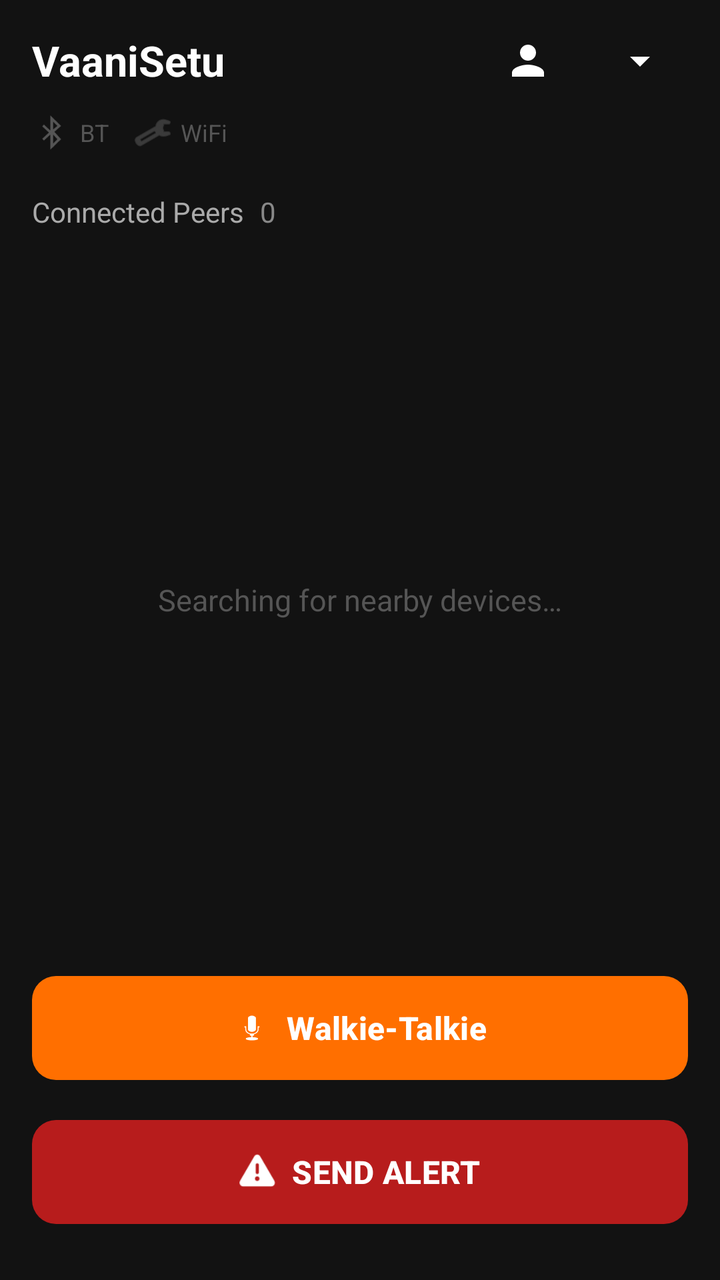
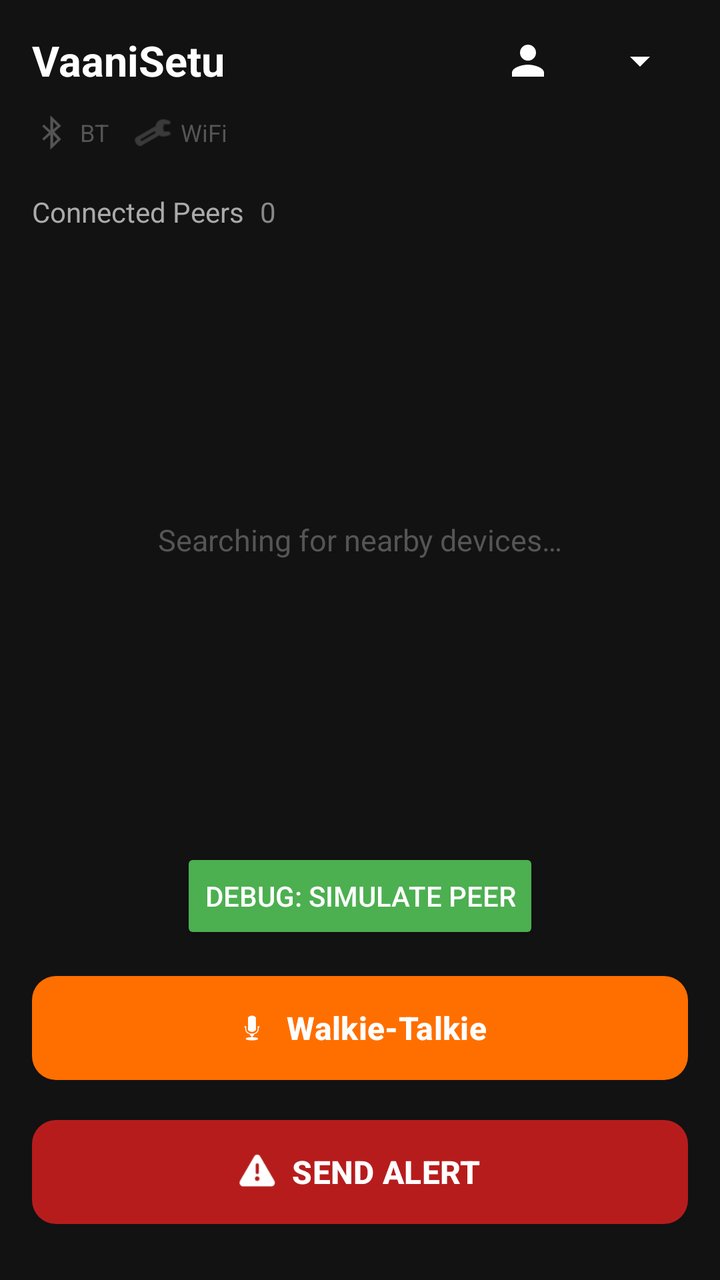

Screens rendered from an Android XML layout before and after an edit, with the pre-edit source and the edit as a unified diff.
<!-- AndroidManifest.xml: activity theme Theme.VaaniSetu -->
<!-- res/layout/activity_home.xml -->
<?xml version="1.0" encoding="utf-8"?>
<androidx.constraintlayout.widget.ConstraintLayout
    xmlns:android="http://schemas.android.com/apk/res/android"
    xmlns:app="http://schemas.android.com/apk/res-auto"
    xmlns:tools="http://schemas.android.com/tools"
    android:id="@+id/homeRoot"
    android:layout_width="match_parent"
    android:layout_height="match_parent"
    android:background="#121212"
    tools:context=".HomeActivity">

    
    <TextView
        android:id="@+id/homeTitle"
        android:layout_width="wrap_content"
        android:layout_height="wrap_content"
        android:layout_marginStart="16dp"
        android:layout_marginTop="16dp"
        android:text="@string/app_name"
        android:textColor="#FFFFFF"
        android:textSize="21sp"
        android:textStyle="bold"
        app:layout_constraintStart_toStartOf="parent"
        app:layout_constraintTop_toTopOf="parent" />

    
    <ImageButton
        android:id="@+id/btnProfile"
        android:layout_width="40dp"
        android:layout_height="40dp"
        android:layout_marginEnd="12dp"
        android:background="?attr/selectableItemBackgroundBorderless"
        android:src="@drawable/ic_profile"
        android:contentDescription="@string/profile_settings"
        android:scaleType="centerInside"
        app:tint="#FFFFFF"
        app:layout_constraintEnd_toStartOf="@id/languageDropdownHome"
        app:layout_constraintTop_toTopOf="@id/homeTitle"
        app:layout_constraintBottom_toBottomOf="@id/homeTitle" />

    
    <Spinner
        android:id="@+id/languageDropdownHome"
        android:layout_width="wrap_content"
        android:layout_height="wrap_content"
        android:layout_marginEnd="16dp"
        android:backgroundTint="#FFFFFF"
        app:layout_constraintEnd_toEndOf="parent"
        app:layout_constraintTop_toTopOf="@id/homeTitle"
        app:layout_constraintBottom_toBottomOf="@id/homeTitle" />

    
    <LinearLayout
        android:id="@+id/connectivityBar"
        android:layout_width="wrap_content"
        android:layout_height="wrap_content"
        android:layout_marginStart="16dp"
        android:layout_marginTop="12dp"
        android:orientation="horizontal"
        android:gravity="center_vertical"
        app:layout_constraintStart_toStartOf="parent"
        app:layout_constraintTop_toBottomOf="@id/homeTitle">

        <ImageView
            android:id="@+id/iconBluetooth"
            android:layout_width="20dp"
            android:layout_height="20dp"
            android:src="@android:drawable/stat_sys_data_bluetooth"
            app:tint="#555555"
            android:contentDescription="Bluetooth status" />

        <TextView
            android:id="@+id/labelBluetooth"
            android:layout_width="wrap_content"
            android:layout_height="wrap_content"
            android:layout_marginStart="4dp"
            android:text="BT"
            android:textColor="#555555"
            android:textSize="12sp" />

        <View
            android:layout_width="12dp"
            android:layout_height="1dp" />

        <ImageView
            android:id="@+id/iconWifi"
            android:layout_width="20dp"
            android:layout_height="20dp"
            android:src="@android:drawable/ic_menu_manage"
            app:tint="#555555"
            android:contentDescription="WiFi Direct status" />

        <TextView
            android:id="@+id/labelWifi"
            android:layout_width="wrap_content"
            android:layout_height="wrap_content"
            android:layout_marginStart="4dp"
            android:text="WiFi"
            android:textColor="#555555"
            android:textSize="12sp" />

    </LinearLayout>

    
    <TextView
        android:id="@+id/peerSectionTitle"
        android:layout_width="wrap_content"
        android:layout_height="wrap_content"
        android:layout_marginStart="16dp"
        android:layout_marginTop="20dp"
        android:text="@string/connected_peers"
        android:textColor="#AAAAAA"
        android:textSize="14sp"
        app:layout_constraintStart_toStartOf="parent"
        app:layout_constraintTop_toBottomOf="@id/connectivityBar" />

    <TextView
        android:id="@+id/peerCountBadge"
        android:layout_width="wrap_content"
        android:layout_height="wrap_content"
        android:layout_marginStart="8dp"
        android:text="0"
        android:textColor="#888888"
        android:textSize="14sp"
        app:layout_constraintStart_toEndOf="@id/peerSectionTitle"
        app:layout_constraintTop_toTopOf="@id/peerSectionTitle"
        app:layout_constraintBottom_toBottomOf="@id/peerSectionTitle" />

    <androidx.recyclerview.widget.RecyclerView
        android:id="@+id/peerRecyclerView"
        android:layout_width="0dp"
        android:layout_height="0dp"
        android:layout_marginTop="8dp"
        android:clipToPadding="false"
        android:paddingHorizontal="12dp"
        app:layout_constraintTop_toBottomOf="@id/peerSectionTitle"
        app:layout_constraintBottom_toTopOf="@id/btnPttMode"
        app:layout_constraintStart_toStartOf="parent"
        app:layout_constraintEnd_toEndOf="parent" />

    
    <TextView
        android:id="@+id/emptyPeersText"
        android:layout_width="wrap_content"
        android:layout_height="wrap_content"
        android:text="@string/no_peers_found"
        android:textColor="#555555"
        android:textSize="15sp"
        android:visibility="visible"
        app:layout_constraintTop_toBottomOf="@id/peerSectionTitle"
        app:layout_constraintBottom_toTopOf="@id/btnPttMode"
        app:layout_constraintStart_toStartOf="parent"
        app:layout_constraintEnd_toEndOf="parent" />

    
    <com.google.android.material.button.MaterialButton
        android:id="@+id/btnPttMode"
        android:layout_width="0dp"
        android:layout_height="60dp"
        android:layout_marginStart="16dp"
        android:layout_marginEnd="16dp"
        android:layout_marginBottom="12dp"
        android:text="@string/ptt_channel_mode"
        android:textColor="#FFFFFF"
        android:textSize="16sp"
        android:textStyle="bold"
        app:icon="@android:drawable/ic_btn_speak_now"
        app:iconGravity="textStart"
        app:iconTint="#FFFFFF"
        app:backgroundTint="#FF6F00"
        app:cornerRadius="12dp"
        app:layout_constraintBottom_toTopOf="@id/btnAlert"
        app:layout_constraintStart_toStartOf="parent"
        app:layout_constraintEnd_toEndOf="parent" />

    
    <com.google.android.material.button.MaterialButton
        android:id="@+id/btnAlert"
        android:layout_width="0dp"
        android:layout_height="60dp"
        android:layout_marginStart="16dp"
        android:layout_marginEnd="16dp"
        android:layout_marginBottom="24dp"
        android:text="@string/alert_button"
        android:textColor="#FFFFFF"
        android:textSize="16sp"
        android:textStyle="bold"
        app:icon="@android:drawable/ic_dialog_alert"
        app:iconGravity="textStart"
        app:iconTint="#FFFFFF"
        app:backgroundTint="#B71C1C"
        app:cornerRadius="12dp"
        app:layout_constraintBottom_toBottomOf="parent"
        app:layout_constraintStart_toStartOf="parent"
        app:layout_constraintEnd_toEndOf="parent" />

</androidx.constraintlayout.widget.ConstraintLayout>
<!-- resources referenced by this layout -->
<resources>
  <!-- drawable ic_profile (drawable) -->
  <vector xmlns:android="http://schemas.android.com/apk/res/android"
      android:width="24dp"
      android:height="24dp"
      android:viewportWidth="24"
      android:viewportHeight="24">
    <path
        android:fillColor="#FFFFFF"
        android:pathData="M12,12c2.21,0 4,-1.79 4,-4s-1.79,-4 -4,-4 -4,1.79 -4,4 1.79,4 4,4zM12,14c-2.67,0 -8,1.34 -8,4v2h16v-2c0,-2.66 -5.33,-4 -8,-4z"/>
  </vector>
  <string name="alert_button">SEND ALERT</string>
  <string name="app_name">VaaniSetu</string>
  <string name="connected_peers">Connected Peers</string>
  <string name="no_peers_found">Searching for nearby devices…</string>
  <string name="profile_settings">Profile Settings</string>
  <string name="ptt_channel_mode">Walkie-Talkie</string>
  <style name="Theme.VaaniSetu" parent="Base.Theme.VaaniSetu" />
  <style name="Base.Theme.VaaniSetu" parent="Theme.Material3.DayNight.NoActionBar">
          
          
      </style>
</resources>

<!-- the commit's change to res/layout/activity_home.xml (unified diff, before → after) -->
@@ -148,6 +148,19 @@
         android:textSize="15sp"
         android:visibility="visible"
         app:layout_constraintTop_toBottomOf="@id/peerSectionTitle"
+        app:layout_constraintBottom_toTopOf="@id/btnSimulatePeer"
+        app:layout_constraintStart_toStartOf="parent"
+        app:layout_constraintEnd_toEndOf="parent" />
+
+    
+    <Button
+        android:id="@+id/btnSimulatePeer"
+        android:layout_width="wrap_content"
+        android:layout_height="wrap_content"
+        android:layout_marginBottom="12dp"
+        android:text="Debug: Simulate Peer"
+        android:backgroundTint="#4CAF50"
+        android:textColor="#FFFFFF"
         app:layout_constraintBottom_toTopOf="@id/btnPttMode"
         app:layout_constraintStart_toStartOf="parent"
         app:layout_constraintEnd_toEndOf="parent" />
